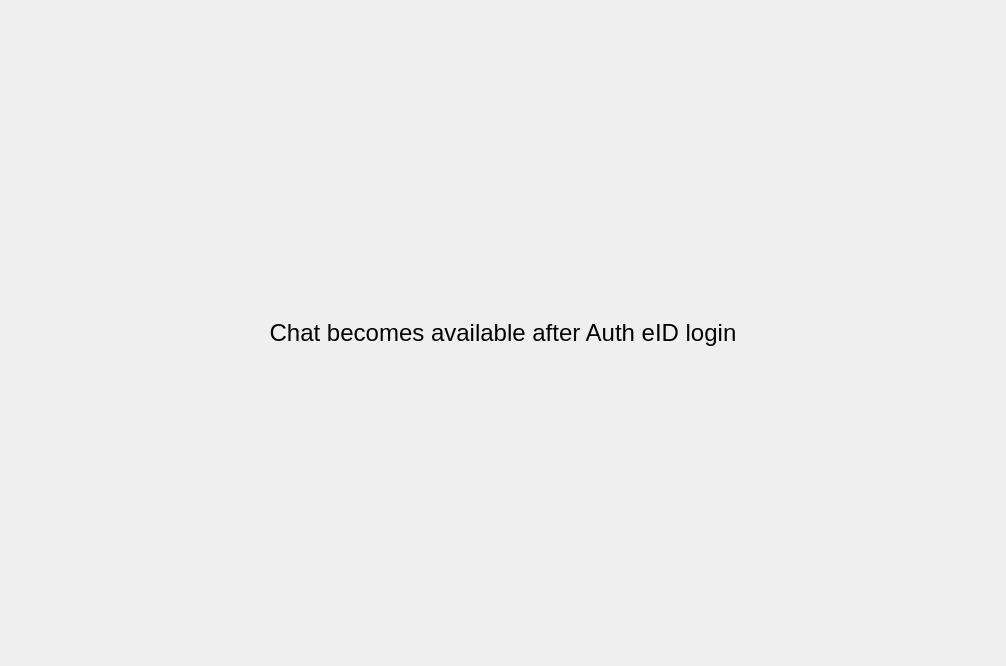
First picture: the form in BlockSettleUILib/ChatUI/ChatWidget.ui, repository BlockSettle/terminal, before the edit.
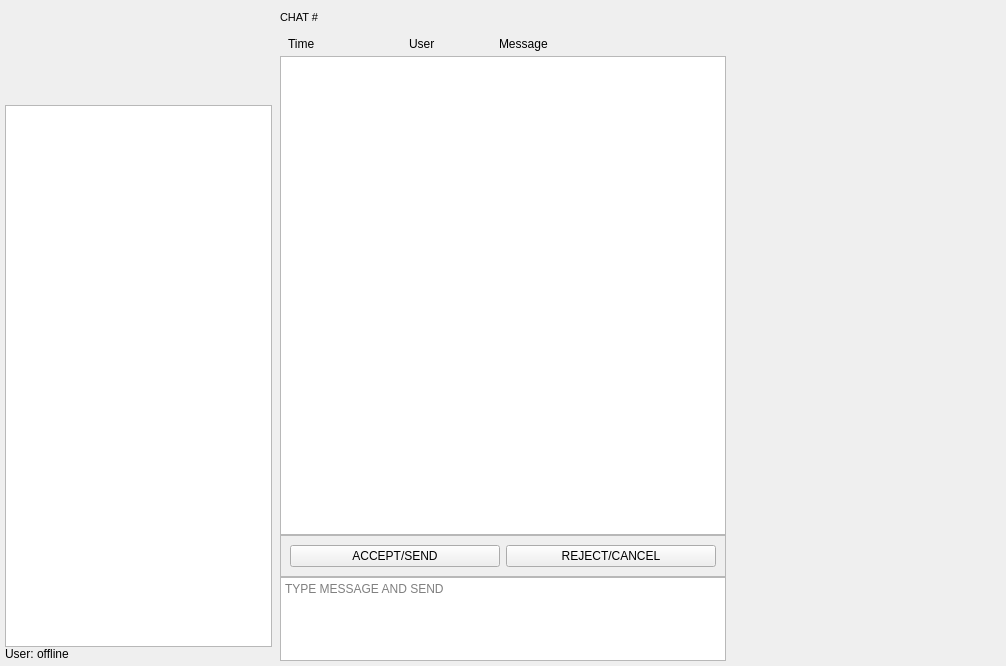
Second picture: the form after the edit. The open tabs and pages were chosen to show the change. Custom widgets are drawn as their Qt base class.

Commit message: Improve global OTC view in chat

```diff
--- a/BlockSettleUILib/ChatUI/ChatWidget.ui
+++ b/BlockSettleUILib/ChatUI/ChatWidget.ui
@@ -36,50 +36,12 @@
     <number>5</number>
    </property>
    <item>
-    <widget class="QStackedWidget" name="stackedWidget">
+    <widget class="QWidget" name="contentWidget" native="true">
      <property name="sizePolicy">
       <sizepolicy hsizetype="Expanding" vsizetype="Expanding">
        <horstretch>0</horstretch>
        <verstretch>0</verstretch>
       </sizepolicy>
-     </property>
-     <property name="currentIndex">
-      <number>1</number>
-     </property>
-     <widget class="QWidget" name="page">
-      <property name="sizePolicy">
-       <sizepolicy hsizetype="Expanding" vsizetype="Expanding">
-        <horstretch>0</horstretch>
-        <verstretch>0</verstretch>
-       </sizepolicy>
-      </property>
-      <layout class="QVBoxLayout" name="verticalLayout_5">
-       <item>
-        <widget class="QLabel" name="label_4">
-         <property name="font">
-          <font>
-           <pointsize>18</pointsize>
-          </font>
-         </property>
-         <property name="text">
-          <string>Chat becomes available after Auth eID login</string>
-         </property>
-         <property name="alignment">
-          <set>Qt::AlignCenter</set>
-         </property>
-        </widget>
-       </item>
-      </layout>
-     </widget>
-     <widget class="QWidget" name="pageActive">
-      <property name="sizePolicy">
-       <sizepolicy hsizetype="Expanding" vsizetype="Expanding">
-        <horstretch>0</horstretch>
-        <verstretch>0</verstretch>
-       </sizepolicy>
-      </property>
-      <property name="autoFillBackground">
-       <bool>true</bool>
       </property>
       <layout class="QHBoxLayout" name="horizontalLayout_3" stretch="2,6,2">
        <property name="spacing">
@@ -677,7 +639,6 @@
         </widget>
        </item>
       </layout>
-     </widget>
     </widget>
    </item>
   </layout>
```
Lines whose indentation alone changed are shown as unchanged. The commit also changes 2 other files.
